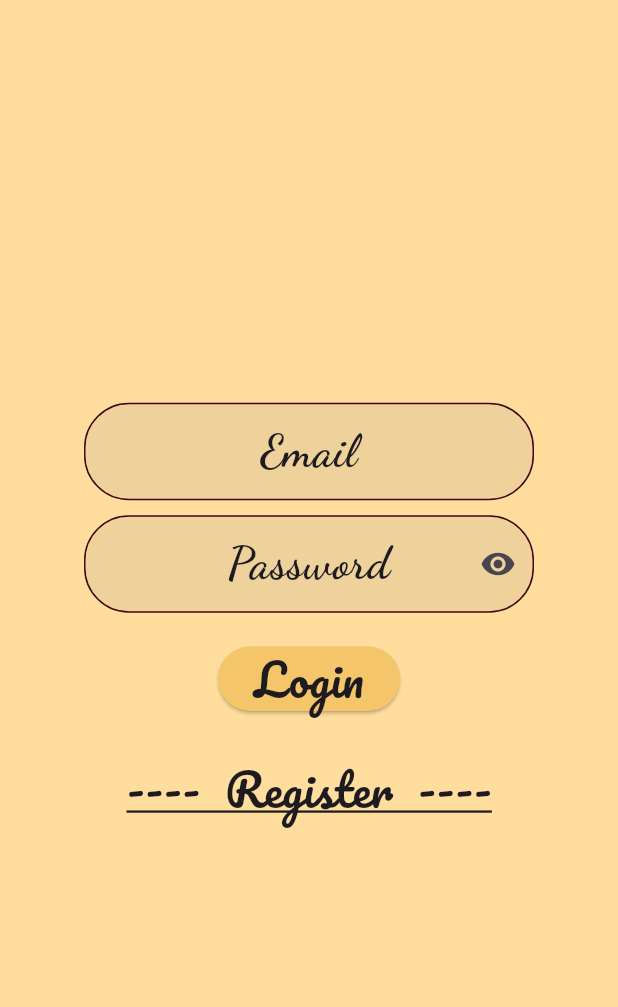
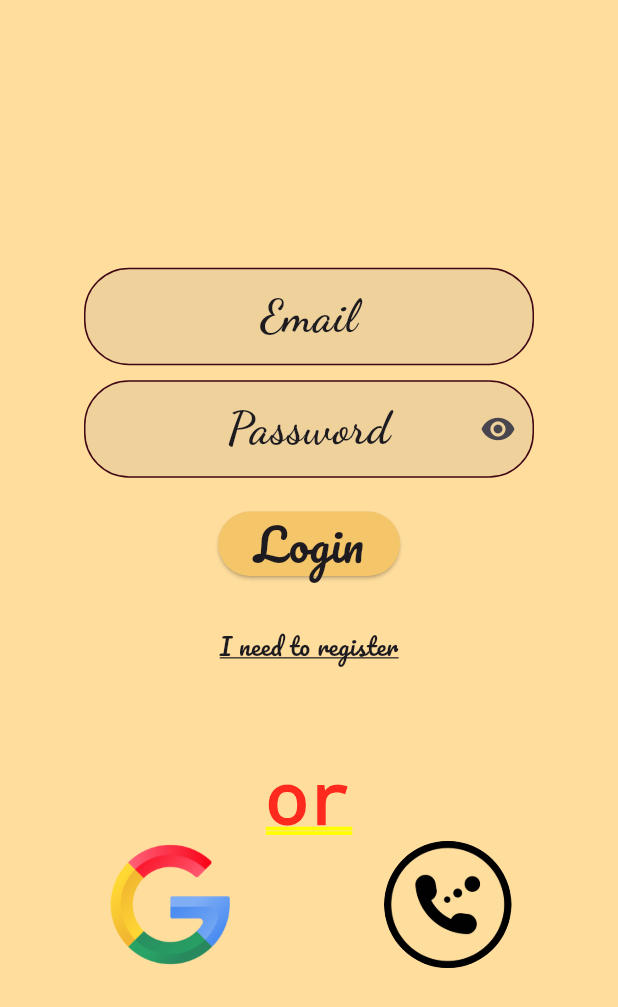
Before and after one commit to SergBurko/Shakti, a Flutter app: the screen it shows after launch, on a phone screen of 412 x 824 dp. Shown: the top 1007 px of the screen. Run offline on Flutter 3.47's test engine with Material 2 defaults, Android fonts, the phone set to English and light mode, and no system bars; drawn by our look-alikes of auto_size_text; our stand-ins replace cloud_firestore, connectivity, firebase_auth, firebase_core, flutter_spinkit, google_fonts and 1 more; missing offline and left inert: firebase_app_check, flutter_loadingindicator; accounts and stored records are empty.

Commit message:
Login. Google

```diff
--- a/lib/common/classes/singleton.dart
+++ b/lib/common/classes/singleton.dart
@@ -61,4 +61,6 @@ class Singleton {
   static String tooWeakPassword = "You should set more strong password";
   static String notCorrectEnteredEmailOrPassword = "Not correnct entered email or password";
   static String thisEmailAlreadyRegistered = "This email already registered!";
+  static String or = "or";
+  static String iNeedTo = "I need to";
 }
--- a/lib/common/entities/session_settings.dart
+++ b/lib/common/entities/session_settings.dart
@@ -20,8 +20,9 @@ class SessionSettings extends ChangeNotifier {
     notifyListeners();
   }
 
-  void addOrUpdateThisInDB() {
+  void clientAddOrUpdateThisInDB() {
     client.addOrUpdateThisInDB();
     notifyListeners();
   }
+
 }
--- a/lib/common/services/auth_services.dart
+++ b/lib/common/services/auth_services.dart
@@ -23,7 +23,10 @@ class AuthServices extends ChangeNotifier {
 
   signInWithGoogle() async {
     try {
+      var a = FirebaseAuth.instance;
       _googleSignInAccount = await _googleSignIn.signIn();
+
+
 
       GoogleSignInAuthentication? googleAuth =
           await _googleSignInAccount?.authentication;
@@ -32,8 +35,28 @@ class AuthServices extends ChangeNotifier {
           accessToken: googleAuth?.accessToken, idToken: googleAuth?.idToken);
 
       // UserCredential userCredential =
-          await FirebaseAuth.instance.signInWithCredential(authCredentials);
+      UserCredential userCredential =  await FirebaseAuth.instance.signInWithCredential(authCredentials);
 
+      User? user = userCredential.user;
+
+      if (user != null && user.uid.isNotEmpty) {
+
+        // List<UserInfo> providerData = user.providerData;
+
+        // for (UserInfo userInfo in providerData) {
+        //   print('Provider ID: ${userInfo.providerId}');
+        //   // google.com - gmail
+        //   // password - email
+        //   //
+        // }
+
+        sessionSettings.getClientByFirebaseUserId(user.uid);
+        if (sessionSettings.client.id.trim().isEmpty){
+          sessionSettings.client.id = user.uid;
+          sessionSettings.client.email = user.email!;
+          sessionSettings.clientAddOrUpdateThisInDB();
+        }
+      }
       // return userCredential;
     } catch (e) {
       print("ERROR: $e");
@@ -49,6 +72,7 @@ class AuthServices extends ChangeNotifier {
       if (user != null && user.uid.isNotEmpty) {
         sessionSettings.getClientByFirebaseUserId(user.uid);
       }
+
     } catch (e) {
       print(e);
     }
@@ -65,7 +89,7 @@ class AuthServices extends ChangeNotifier {
         sessionSettings.client.id = user.uid;
         sessionSettings.client.email = user.email!;
 
-        sessionSettings.addOrUpdateThisInDB();
+        sessionSettings.clientAddOrUpdateThisInDB();
       }
       FirebaseAuth.instance.signOut();
     } catch (e) {
--- /dev/null
+++ b/lib/common/windgets/circular_button.dart
@@ -0,0 +1,15 @@
+import 'package:flutter/material.dart';
+
+class RoundImage extends StatelessWidget {
+  final String imageAssetPath;
+
+  RoundImage({ required this.imageAssetPath});
+
+  @override
+  Widget build(BuildContext context) {
+    return ClipRRect(
+      borderRadius: BorderRadius.circular(90),
+      child: Image.asset( imageAssetPath      ),
+    );
+  }
+}
--- a/lib/widgets/login_screen/login_screen.dart
+++ b/lib/widgets/login_screen/login_screen.dart
@@ -1,5 +1,8 @@
 import 'package:flutter/material.dart';
 import 'package:shakti/widgets/login_screen/windgets/login_screen_email.dart';
+import 'package:shakti/common/classes/singleton.dart';
+import 'package:shakti/widgets/login_screen/windgets/login_screen_google.dart';
+import 'package:shakti/widgets/login_screen/windgets/login_screen_phone.dart';
 
 class LoginScreen extends StatefulWidget {
   const LoginScreen({super.key});
@@ -17,11 +20,23 @@ class _LoginScreenState extends State<LoginScreen> {
           height: MediaQuery.of(context).size.height,
           decoration: BoxDecoration(color: Theme.of(context).primaryColor),
           // color: Theme.of(context).primaryColor,
-          child: const Column(
+          child:  Column(
             mainAxisAlignment: MainAxisAlignment.center,
             crossAxisAlignment: CrossAxisAlignment.center,
             children: [
-              LoginScreenEmail(),
+              const LoginScreenEmail(),
+              const SizedBox(height: 50),
+              Text(Singleton.or),
+              const Row(
+                mainAxisAlignment: MainAxisAlignment.center,
+                children: [
+                  SizedBox(height: 85, width: 85, child: LoginScreenGoogle()),
+                  SizedBox(
+                    width: 100,
+                  ),
+                  SizedBox(height: 85, width: 85, child: LoginScreenPhone()),
+                ],
+              )
             ],
           )),
     );
--- a/lib/widgets/login_screen/windgets/login_screen_email.dart
+++ b/lib/widgets/login_screen/windgets/login_screen_email.dart
@@ -214,12 +214,13 @@ class _LoginScreenEmailState extends State<LoginScreenEmail> {
               onPressed: () {
                 sessionSettings.changeLoginState();
               },
+
               child: Text(
-                "----  ${sessionSettings.loginScreenSettings.loginState == LoginStatesEnum.login ? Singleton.register : Singleton.login}  ----",
+                "${Singleton.iNeedTo} ${sessionSettings.loginScreenSettings.loginState == LoginStatesEnum.login ? Singleton.register.toString().toLowerCase() : Singleton.login.toString().toLowerCase()}",
                 style: Theme.of(context)
                     .textTheme
                     .bodyMedium
-                    ?.copyWith(decoration: TextDecoration.underline),
+                    ?.copyWith(decoration: TextDecoration.underline, fontSize: 16),
               ),
             ),
           ],
--- /dev/null
+++ b/lib/widgets/login_screen/windgets/login_screen_google.dart
@@ -0,0 +1,26 @@
+import 'package:firebase_auth/firebase_auth.dart';
+import 'package:flutter/material.dart';
+import 'package:provider/provider.dart';
+import 'package:shakti/common/entities/session_settings.dart';
+import 'package:shakti/common/services/auth_services.dart';
+import 'package:shakti/common/windgets/circular_button.dart';
+
+class LoginScreenGoogle extends StatelessWidget {
+  const LoginScreenGoogle({super.key});
+
+  @override
+  Widget build(BuildContext context) {
+    SessionSettings sessionSettings = Provider.of<SessionSettings>(context);
+    AuthServices authServices = AuthServices(sessionSettings);
+    return Column(
+      children: [
+        InkWell(
+          onTap: () {
+            authServices.signInWithGoogle();
+          },
+            child: RoundImage(imageAssetPath: "assets/images/google.png")),
+        // SizedBox(height: 50, width: 50 , child: Text(FirebaseAuth.instance.currentUser!= null ? FirebaseAuth.instance.currentUser!.email! : "no user", style: TextStyle(fontSize: 10),)),
+      ],
+    );
+  }
+}
--- /dev/null
+++ b/lib/widgets/login_screen/windgets/login_screen_phone.dart
@@ -0,0 +1,16 @@
+import 'package:flutter/material.dart';
+import 'package:shakti/common/windgets/circular_button.dart';
+
+class LoginScreenPhone extends StatefulWidget {
+  const LoginScreenPhone({super.key});
+
+  @override
+  State<LoginScreenPhone> createState() => _MyWidgetState();
+}
+
+class _MyWidgetState extends State<LoginScreenPhone> {
+  @override
+  Widget build(BuildContext context) {
+    return RoundImage(imageAssetPath: "assets/images/phone.png");
+  }
+}
--- a/pubspec.yaml
+++ b/pubspec.yaml
@@ -90,9 +90,9 @@ flutter:
   uses-material-design: true
 
   # To add assets to your application, add an assets section, like this:
-  # assets:
-  #   - images/a_dot_burr.jpeg
-  #   - images/a_dot_ham.jpeg
+  assets:
+    - assets/images/
+
 
   # An image asset can refer to one or more resolution-specific "variants", see
   # https://flutter.dev/assets-and-images/#resolution-aware
```
Also changed, not shown: assets/images/google.png (added), assets/images/phone.png (added), 3 other files.
